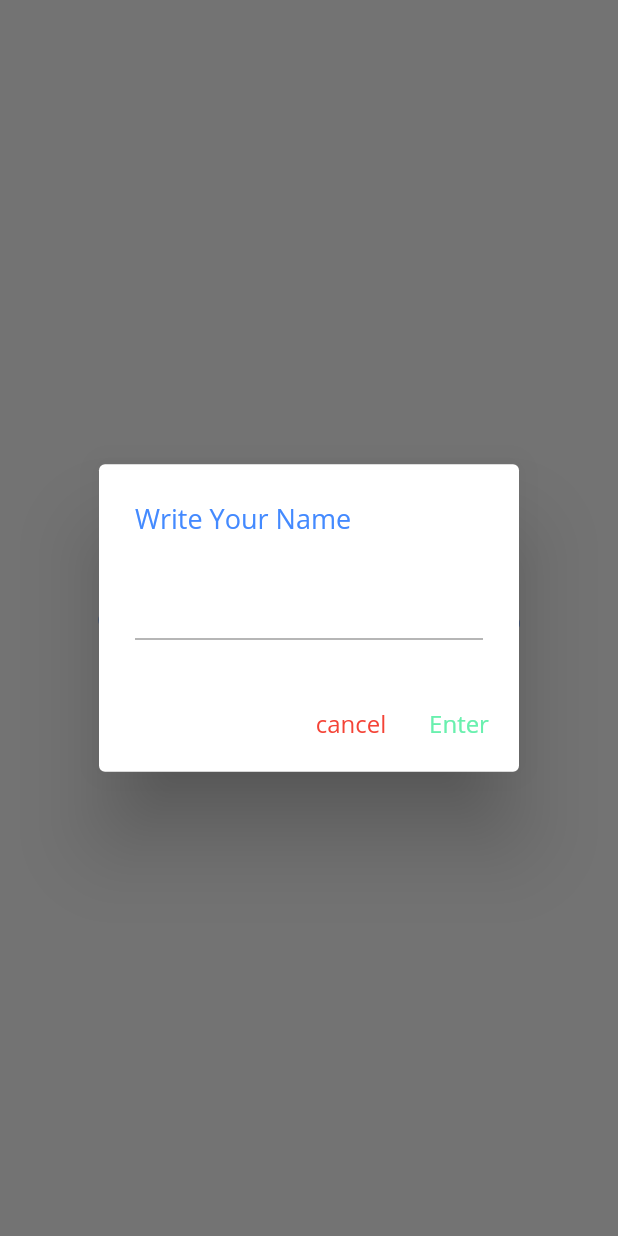
After one commit to saklain71/messenger_flutter, a Flutter app: the HomeToGroup screen opened directly, after a tap on "Connect To Chat Group", on a phone screen of 412 x 824 dp. The commit adds this screen. Run offline on Flutter 3.47's test engine with Material 2 defaults, Android fonts, the phone set to English and light mode, and no system bars; our stand-ins replace camera, flutter_svg, image_picker, socket_io_client, video_player; network calls fail.

Commit message:
working on group chat

```diff
--- /dev/null
+++ b/lib/TestingFiles/home_to_group_page.dart
@@ -0,0 +1,88 @@
+import 'package:flutter/material.dart';
+import 'package:messenger_flutter/Pages/group_page.dart';
+
+class HomeToGroup extends StatefulWidget {
+  const HomeToGroup({Key? key}) : super(key: key);
+
+  @override
+  State<HomeToGroup> createState() => _HomeToGroupState();
+}
+
+class _HomeToGroupState extends State<HomeToGroup> {
+  TextEditingController nameController = TextEditingController();
+  final formkey = GlobalKey<FormState>();
+  @override
+  Widget build(BuildContext context) {
+    return Scaffold(
+      body: Center(
+        child: TextButton(
+          onPressed: ()=> showDialog(
+              context: context,
+              builder: (BuildContext context)=> AlertDialog(
+                title: Text(
+                    "Write Your Name",
+                  style: TextStyle(
+                      fontSize: 18,
+                      color:  Colors.blueAccent
+                  ),
+                ),
+                content: Form(
+                  key: formkey,
+                  child: TextFormField(
+                    controller: nameController,
+                    validator: (value){
+                      if(value == null || value.length <3){
+                        return "User must have proper name";
+                      }else{
+                        return null;
+                      }
+                    },
+                  ),
+                ),
+                actions: [
+                  TextButton(
+                      onPressed: (){
+                        Navigator.pop(context);
+                      },
+                      child: Text(
+                          "cancel",
+                        style: TextStyle(
+                          fontSize: 16,
+                          color:  Colors.red
+                        ),
+                      )),
+                  TextButton(
+                      onPressed: (){
+                        print(nameController.text.toString());
+                        if(formkey.currentState!.validate()){
+                          nameController.clear();
+                          Navigator.pop(context);
+                          Navigator.push(
+                              context,
+                              MaterialPageRoute(builder: (context)=> GroupPage(
+                                  name: nameController.text
+                              ))
+                          );
+                        }
+                      },
+                      child: Text(
+                          "Enter",
+                        style: TextStyle(
+                            fontSize: 16,
+                            color:  Colors.greenAccent
+                        )
+                      )),
+                ],
+              )),
+          child: Text(
+              "Connect To Chat Group",
+            style: TextStyle(
+                fontSize: 26,
+                color:  Colors.blueAccent
+            ),
+          ),
+        ),
+      ),
+    );
+  }
+}
--- a/lib/main.dart
+++ b/lib/main.dart
@@ -3,6 +3,7 @@ import 'package:flutter/material.dart';
 import 'package:messenger_flutter/Common/Coomon.dart';
 import 'Screens/CameraScreen.dart';
 import 'Screens/LoginScreen.dart';
+import 'TestingFiles/home_to_group_page.dart';
 
 Future<void> main() async {
   WidgetsFlutterBinding.ensureInitialized();
@@ -23,7 +24,8 @@ class MyApp extends StatelessWidget {
           fontFamily: "OpenSans",
           primaryColor: Color(0xFF075E54),
           hintColor: Color(0xFF128C7E)),
-      home: LoginScreen(),
+      // home: LoginScreen(),
+      home: const HomeToGroup(),
     );
   }
 }
```
Also changed, not shown: lib/Pages/group_page.dart (added, +213 -0 lines), lib/TestingFiles/CameraScreen.dart (deleted, +0 -224 lines), lib/TestingFiles/TestPreviewScreen.dart (deleted, +0 -63 lines).
